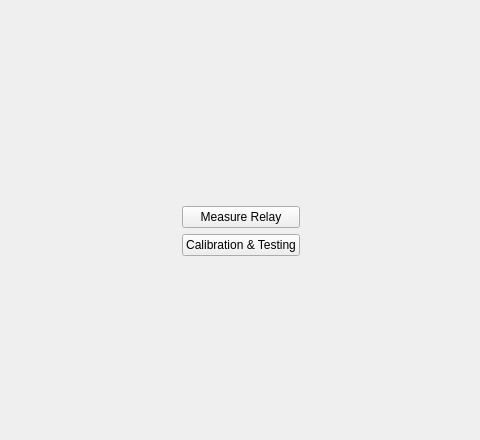
Above: src/widgets/homescreen.ui from Kemsa/RelayTesterRaspberry before the change; both pictures show x 160 to 640 and y 0 to 440 of the 800 by 440 pixel window. Below: the same form after it.
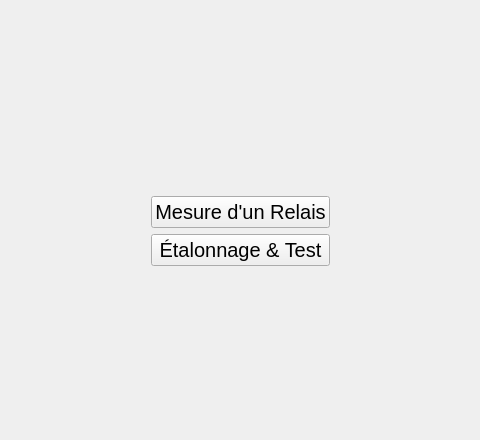
That is the form after the change.

Commit message: add select contact in calibration screen & contact selector

What changed in the file:
```diff
--- a/src/widgets/homescreen.ui
+++ b/src/widgets/homescreen.ui
@@ -10,6 +10,12 @@
     <height>440</height>
    </rect>
   </property>
+  <property name="sizePolicy">
+   <sizepolicy hsizetype="Preferred" vsizetype="Expanding">
+    <horstretch>0</horstretch>
+    <verstretch>0</verstretch>
+   </sizepolicy>
+  </property>
   <property name="windowTitle">
    <string>Form</string>
   </property>
@@ -53,15 +59,31 @@
       </item>
       <item>
        <widget class="QPushButton" name="pushButton">
+        <property name="sizePolicy">
+         <sizepolicy hsizetype="Minimum" vsizetype="Fixed">
+          <horstretch>0</horstretch>
+          <verstretch>0</verstretch>
+         </sizepolicy>
+        </property>
+        <property name="font">
+         <font>
+          <pointsize>15</pointsize>
+         </font>
+        </property>
         <property name="text">
-         <string>Measure Relay</string>
+         <string>Mesure d'un Relais</string>
         </property>
        </widget>
       </item>
       <item>
        <widget class="QPushButton" name="calibrationPB">
+        <property name="font">
+         <font>
+          <pointsize>15</pointsize>
+         </font>
+        </property>
         <property name="text">
-         <string>Calibration &amp;&amp; Testing</string>
+         <string>Étalonnage &amp;&amp; Test</string>
         </property>
        </widget>
       </item>
```
The commit also changes 17 other files.
